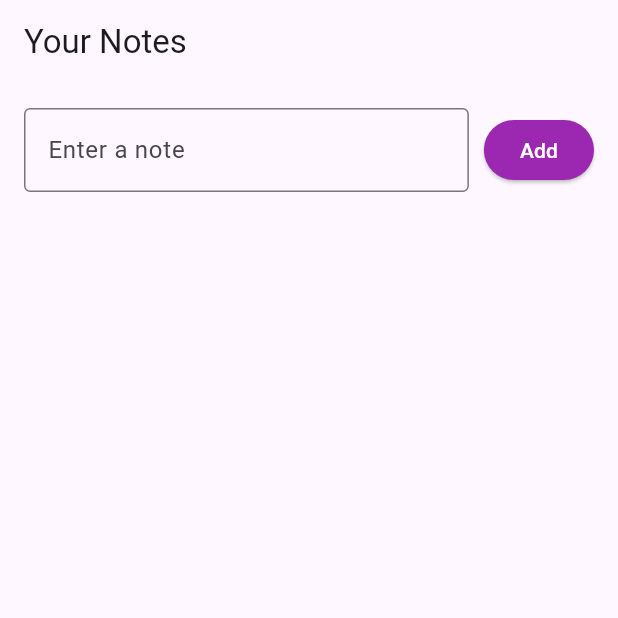
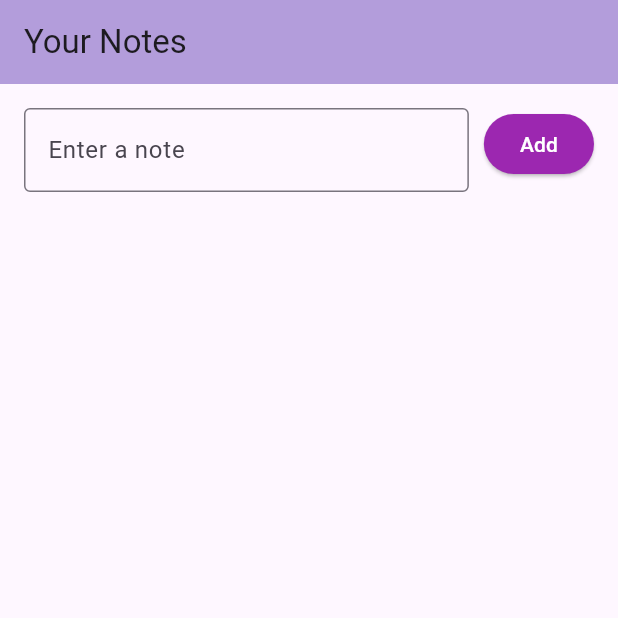
Before and after one commit to Nastia-png/flutter-lab13, a Flutter app: the screen it shows after launch, on a phone screen of 412 x 824 dp, the top half of it. Run offline on Flutter 3.47's test engine with Material 3 defaults, Android fonts, the phone set to English and light mode, and no system bars; our stand-ins replace sqflite; accounts and stored records are empty.

Commit message:
fix button add

```diff
--- a/lib/main.dart
+++ b/lib/main.dart
@@ -66,16 +66,19 @@ class _NotesPageState extends State<NotesPage> {
     return Scaffold(
       appBar: AppBar(
         title: const Text('Your Notes'),
+        backgroundColor: Color(0xFFB39DDB), // Задати колір фону AppBar
       ),
       body: Padding(
         padding: const EdgeInsets.all(16.0),
         child: Column(
           children: [
-            Row(
+            Form(
+              key: _formKey,
+              child: IntrinsicHeight( // Додаємо IntrinsicHeight, щоб уникнути зміщення
+                child: Row(
+                  crossAxisAlignment: CrossAxisAlignment.start, // Вирівнюємо елементи по верху
                   children: [
                     Expanded(
-                  child: Form(
-                    key: _formKey,
                       child: TextFormField(
                         controller: _noteController,
                         decoration: const InputDecoration(
@@ -88,7 +91,6 @@ class _NotesPageState extends State<NotesPage> {
                           }
                           return null;
                         },
-                    ),
                       ),
                     ),
                     SizedBox(width: 10),
@@ -104,6 +106,9 @@ class _NotesPageState extends State<NotesPage> {
                     ),
                   ],
                 ),
+              ),
+            ),
+            SizedBox(height: 20), // Простір між формою та списком
             Expanded(
               child: ListView.builder(
                 itemCount: _notes.length,
```
Lines whose indentation alone changed are shown as unchanged.
